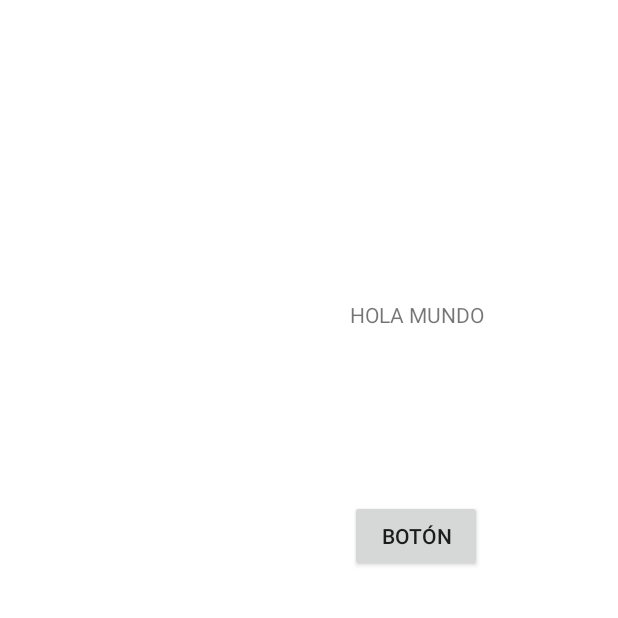
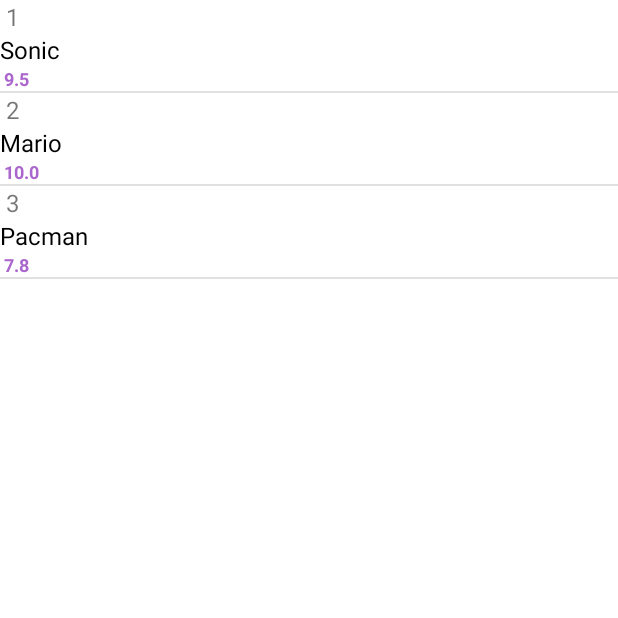
Before and after one commit to ArmandoBeltran/MyFirstActivity, an Android app: the screen it shows after launch (MyFirstActivity), on a phone screen of 412 x 824 dp, the top half of it. Run offline under Robolectric (Android 15) with nearby library versions, the phone set to English and light mode, and no system bars.

Commit message:
Ejemplo de listview y custom adapter

```diff
--- a/app/src/main/java/com/example/myfirstactivity/MyFirstActivity.kt
+++ b/app/src/main/java/com/example/myfirstactivity/MyFirstActivity.kt
@@ -1,24 +1,54 @@
 package com.example.myfirstactivity
 
 import android.app.Activity
+import android.content.Context
 import android.content.Intent
 import android.net.Uri
 import android.os.Bundle
 import android.os.PersistableBundle
+import android.view.LayoutInflater
+import android.view.View
+import android.view.ViewGroup
+import android.widget.ArrayAdapter
 import android.widget.Button
+import android.widget.ListView
 import android.widget.TextView
 import android.widget.Toast
+import android.widget.BaseAdapter
 
 class MyFirstActivity: Activity() {
     lateinit var contador : TextView
     lateinit var btnContador : Button
+    lateinit var myListView: ListView
     var i = 0;
+
+    var arrayList : ArrayList<MyData> = ArrayList()
+    var adapter : MyAdapter? = null
+
     override fun onCreate(savedInstanceState: Bundle?) {
         super.onCreate(savedInstanceState) //En cada estado que ejecutemos, se tiene que poner este super obligatoriamente
 
         setContentView(R.layout.activity_my_first) //Enlaza nuestra vista (layout xml). R = recursos, layout = carpeta
-        btnContador = findViewById(R.id.btnContador)
-        contador = findViewById(R.id.contador)
+        //btnContador = findViewById(R.id.btnContador)
+        //contador = findViewById(R.id.contador)
+
+        /**val arrayAdapter: ArrayAdapter<*>
+        val games = arrayOf(
+            "Mario", "Pacman", "Zelda", "Donkey Kong",
+            "Sonic", "Crash"
+        )
+
+
+        arrayAdapter = ArrayAdapter(this, android.R.layout.simple_list_item_1, games)
+        myListView.adapter = arrayAdapter**/
+        myListView = findViewById<ListView>(R.id.list_view)
+        arrayList.add(MyData(1, "Sonic", 9.5f))
+        arrayList.add(MyData(2, "Mario", 10.0f))
+        arrayList.add(MyData(3, "Pacman", 7.8f))
+        adapter = MyAdapter(this, arrayList)
+        myListView.adapter = adapter
+
+
 
     }
 
@@ -33,11 +63,47 @@ class MyFirstActivity: Activity() {
 
         //val intent = Intent(this, MySecondActivity::class.java)
         //startActivity(intent
-        btnContador.setOnClickListener { addNumber() }
+        //btnContador.setOnClickListener { addNumber() }
     }
 
     fun addNumber(){
         i++;
         contador.setText(i.toString())
     }
+
 }
+
+class MyAdapter(private val context: Context, private val arrayList: java.util.ArrayList<MyData>): BaseAdapter() {
+    lateinit var id : TextView
+    lateinit var name : TextView
+    lateinit var rating : TextView
+
+    override fun getCount(): Int{
+        return arrayList.size
+    }
+
+    override fun getItem(position: Int): Any {
+        return position
+    }
+
+    override fun getItemId(position: Int): Long {
+        return position.toLong()
+    }
+
+    override fun getView(position: Int, convertView: View?, parent: ViewGroup?): View {
+        var convertView = convertView
+        convertView = LayoutInflater.from(context).inflate(R.layout.item_list, parent, false)
+        id = convertView.findViewById(R.id.id)
+        name = convertView.findViewById(R.id.gameName)
+        rating = convertView.findViewById(R.id.gameRating)
+
+        id.text = " " + arrayList[position].id
+        name.text = arrayList[position].name
+        rating.text = " " + arrayList[position].rating
+        return convertView
+    }
+
+}
+
+
+class MyData(var id: Int, var name: String, var rating: Float)
--- a/app/src/main/res/layout/activity_my_first.xml
+++ b/app/src/main/res/layout/activity_my_first.xml
@@ -1,9 +1,11 @@
 <?xml version="1.0" encoding="utf-8"?>
-<RelativeLayout xmlns:android="http://schemas.android.com/apk/res/android"
+<LinearLayout xmlns:android="http://schemas.android.com/apk/res/android"
+    xmlns:tools="http://schemas.android.com/tools"
     android:layout_width="match_parent"
-    android:layout_height="match_parent">
+    android:layout_height="match_parent"
+    android:orientation="vertical">
 
-    <TextView
+    <!--<TextView
         android:id="@+id/contador"
         android:layout_width="108dp"
         android:layout_height="35dp"
@@ -18,5 +20,10 @@
         android:text="Botón"
         android:translationX="350px"
         android:translationY="500px"
-        android:onClick="addNumber"/>
-</RelativeLayout>
+        android:onClick="addNumber"/>-->
+
+    <ListView
+        android:id="@+id/list_view"
+        android:layout_width="match_parent"
+        android:layout_height="match_parent" />
+</LinearLayout>
--- /dev/null
+++ b/app/src/main/res/layout/item_list.xml
@@ -0,0 +1,29 @@
+<?xml version="1.0" encoding="utf-8"?>
+<LinearLayout xmlns:android="http://schemas.android.com/apk/res/android"
+    android:orientation="vertical"
+    android:layout_width="match_parent"
+    android:layout_height="match_parent">
+
+    <TextView
+        android:id="@+id/id"
+        android:layout_width="wrap_content"
+        android:layout_height="wrap_content"
+        android:text="Number"
+        android:textSize="16sp" />
+    <TextView
+        android:id="@+id/gameName"
+        android:layout_width="wrap_content"
+        android:layout_height="wrap_content"
+        android:text="Name"
+        android:textColor="#000000"
+        android:textSize="16sp" />
+    <TextView
+        android:id="@+id/gameRating"
+        android:layout_width="wrap_content"
+        android:layout_height="wrap_content"
+        android:text="Mobile Number"
+        android:textColor="@android:color/holo_purple"
+        android:textSize="12sp"
+        android:textStyle="bold" />
+
+</LinearLayout>
```
